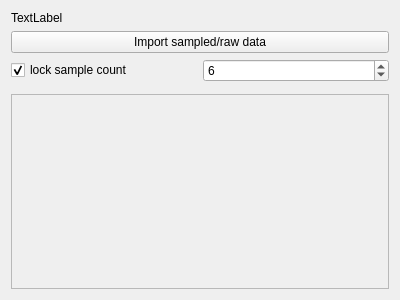
Above: qt-frontend/widgets/SpectralColorPicker/spectralcolorpicker.ui from phresnel/picogen before the change. Below: the same form after it.
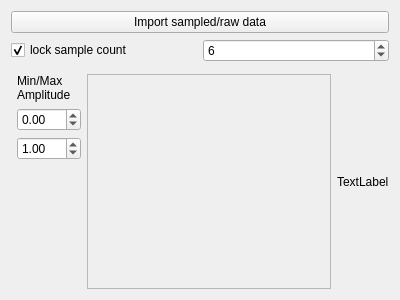
That is the form after the change. Custom widgets are drawn as their Qt base class.

Commit message: Spectral picker: have a min/max amplitude value

Patch:
```diff
--- a/qt-frontend/widgets/SpectralColorPicker/spectralcolorpicker.ui
+++ b/qt-frontend/widgets/SpectralColorPicker/spectralcolorpicker.ui
@@ -14,13 +14,6 @@
    <string>Form</string>
   </property>
   <layout class="QVBoxLayout" name="verticalLayout">
-   <item>
-    <widget class="QLabel" name="colorPreview">
-     <property name="text">
-      <string>TextLabel</string>
-     </property>
-    </widget>
-   </item>
    <item>
     <layout class="QHBoxLayout" name="horizontalLayout_2">
      <property name="spacing">
@@ -69,6 +62,89 @@
     <widget class="SpectralCurve" name="spectralCurve" native="true"/>
    </item>
    <item>
+    <layout class="QHBoxLayout" name="horizontalLayout_3">
+     <item>
+      <layout class="QVBoxLayout" name="verticalLayout_3">
+       <property name="leftMargin">
+        <number>6</number>
+       </property>
+       <item>
+        <widget class="QLabel" name="label">
+         <property name="text">
+          <string>Min/Max
+Amplitude</string>
+         </property>
+        </widget>
+       </item>
+       <item>
+        <widget class="QDoubleSpinBox" name="minAmp">
+         <property name="sizePolicy">
+          <sizepolicy hsizetype="Minimum" vsizetype="Fixed">
+           <horstretch>0</horstretch>
+           <verstretch>0</verstretch>
+          </sizepolicy>
+         </property>
+         <property name="maximumSize">
+          <size>
+           <width>64</width>
+           <height>16777215</height>
+          </size>
+         </property>
+         <property name="minimum">
+          <double>-1000000.000000000000000</double>
+         </property>
+         <property name="maximum">
+          <double>1000000.000000000000000</double>
+         </property>
+         <property name="singleStep">
+          <double>0.100000000000000</double>
+         </property>
+        </widget>
+       </item>
+       <item>
+        <widget class="QDoubleSpinBox" name="maxAmp">
+         <property name="sizePolicy">
+          <sizepolicy hsizetype="Minimum" vsizetype="Fixed">
+           <horstretch>0</horstretch>
+           <verstretch>0</verstretch>
+          </sizepolicy>
+         </property>
+         <property name="maximumSize">
+          <size>
+           <width>64</width>
+           <height>16777215</height>
+          </size>
+         </property>
+         <property name="minimum">
+          <double>-1000000.000000000000000</double>
+         </property>
+         <property name="maximum">
+          <double>1000000.000000000000000</double>
+         </property>
+         <property name="singleStep">
+          <double>0.100000000000000</double>
+         </property>
+         <property name="value">
+          <double>1.000000000000000</double>
+         </property>
+        </widget>
+       </item>
+       <item>
+        <spacer name="verticalSpacer">
+         <property name="orientation">
+          <enum>Qt::Vertical</enum>
+         </property>
+         <property name="sizeHint" stdset="0">
+          <size>
+           <width>20</width>
+           <height>40</height>
+          </size>
+         </property>
+        </spacer>
+       </item>
+      </layout>
+     </item>
+     <item>
     <widget class="QScrollArea" name="scrollArea">
      <property name="widgetResizable">
       <bool>true</bool>
@@ -78,8 +154,8 @@
        <rect>
         <x>0</x>
         <y>0</y>
-        <width>380</width>
-        <height>175</height>
+          <width>237</width>
+          <height>194</height>
        </rect>
       </property>
       <layout class="QVBoxLayout" name="verticalLayout_2">
@@ -92,6 +168,30 @@
       </layout>
      </widget>
     </widget>
+     </item>
+     <item>
+      <widget class="QLabel" name="colorPreview">
+       <property name="minimumSize">
+        <size>
+         <width>32</width>
+         <height>0</height>
+        </size>
+       </property>
+       <property name="maximumSize">
+        <size>
+         <width>58</width>
+         <height>16777215</height>
+        </size>
+       </property>
+       <property name="text">
+        <string>TextLabel</string>
+       </property>
+       <property name="scaledContents">
+        <bool>true</bool>
+       </property>
+      </widget>
+     </item>
+    </layout>
    </item>
   </layout>
  </widget>
```
Lines whose indentation alone changed are shown as unchanged. The commit also changes 8 other files.
